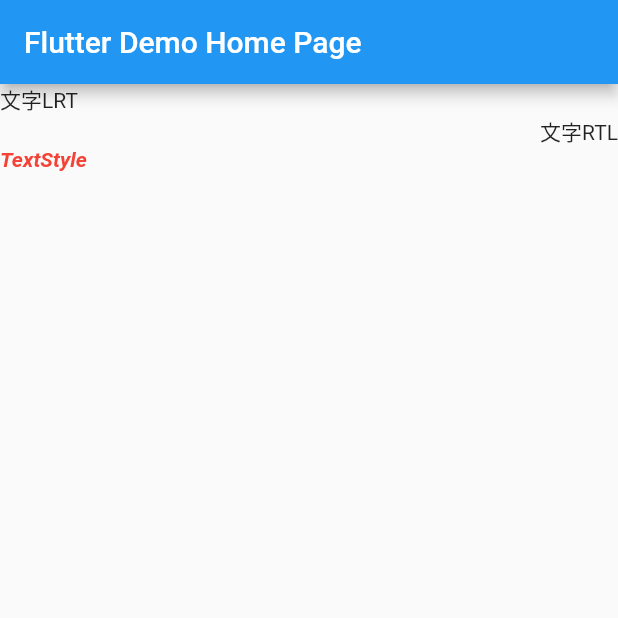
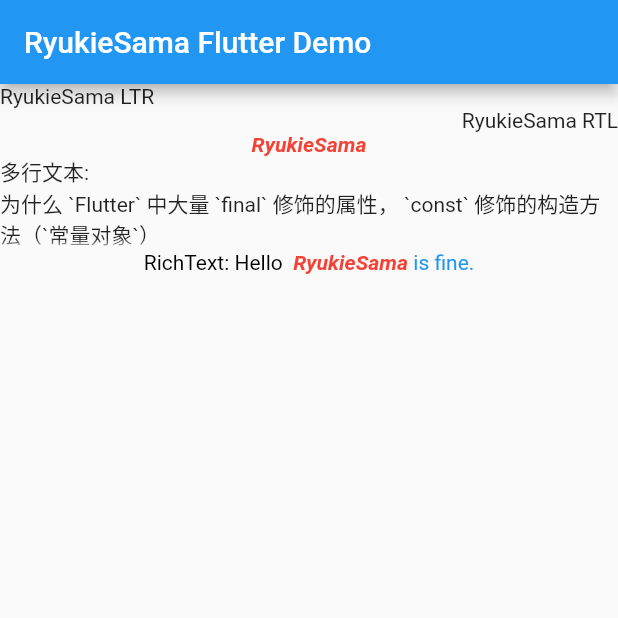
Before and after one commit to RyukieSama/FlutterStudy, a Flutter app: the screen it shows after launch, on a phone screen of 412 x 824 dp, the top half of it. Run offline on Flutter 3.47's test engine with Material 2 defaults, Android fonts, the phone set to English and light mode, and no system bars.

Commit message:
ADD: <Text> 文本与富文本

```diff
--- a/flutter_study/lib/my_app.dart
+++ b/flutter_study/lib/my_app.dart
@@ -12,7 +12,7 @@
       theme: ThemeData(
         primarySwatch: Colors.blue,
       ),
-      home: const MyHomePage(title: 'Flutter Demo Home Page'),
+      home: const MyHomePage(title: 'RyukieSama Flutter Demo'),
     );
   }
 }
--- a/flutter_study/lib/my_home_page.dart
+++ b/flutter_study/lib/my_home_page.dart
@@ -1,5 +1,5 @@
 import 'package:flutter/material.dart';
-import 'my_list_widget.dart';
+import 'text/my_list_widget.dart';
 
 class MyHomePage extends StatefulWidget {
   const MyHomePage({Key? key, required this.title}) : super(key: key);
@@ -18,7 +18,7 @@
         title: Text(widget.title),
       ),
       body: Center(
-        child: MyListWidget(),
+        child: MyTextListWidget(),
       ),
     );
   }
--- a/flutter_study/lib/my_list_widget.dart
+++ /dev/null
@@ -1,27 +0,0 @@
-import 'package:flutter/material.dart';
-
-class MyListWidget extends StatelessWidget {
-  @override
-  Widget build(BuildContext context) {
-    return ListView(
-      children: [
-        Text(
-          '文字LRT',
-          textDirection: TextDirection.ltr,),
-        Text(
-          '文字RTL',
-          textDirection: TextDirection.rtl,),
-        Text(
-          'TextStyle',
-          style: TextStyle(
-            color: Colors.red,
-            fontSize: 14,
-            fontWeight: FontWeight.bold,
-            fontStyle: FontStyle.italic,
-          ),
-          textDirection: TextDirection.ltr,
-        )
-      ],
-    );
-  }
-}
--- /dev/null
+++ b/flutter_study/lib/text/my_list_widget.dart
@@ -0,0 +1,54 @@
+import 'package:flutter/material.dart';
+
+class MyTextListWidget extends StatelessWidget {
+  final TextStyle _textStyle = const TextStyle(
+    color: Colors.red,
+    fontSize: 14,
+    fontWeight: FontWeight.bold,
+    fontStyle: FontStyle.italic,
+  );
+
+  final String _ryukie = 'RyukieSama';
+  final String _longString =
+      '为什么 `Flutter` 中大量 `final` 修饰的属性， `const` 修饰的构造方法（`常量对象`）\n因为 `Flutter` 的渲染逻辑，是`增量渲染`。 `Widget` 结构是`树状结构`\n想改变屏幕内容就直接改变 `Widget` 对象\n`常量对象` 的创建效率更高';
+
+  const MyTextListWidget({Key? key}) : super(key: key);
+
+  @override
+  Widget build(BuildContext context) {
+    return ListView(
+      children: [
+        Text(
+          '$_ryukie LTR',
+          textDirection: TextDirection.ltr,
+        ),
+        Text(
+          '$_ryukie RTL',
+          textDirection: TextDirection.rtl,
+        ),
+        Text(
+          _ryukie,
+          style: _textStyle,
+          textDirection: TextDirection.ltr,
+          textAlign: TextAlign.center,
+        ),
+        Text(
+          '多行文本: \n$_longString',
+          maxLines: 3,
+          overflow: TextOverflow.fade, // 剪切形式
+        ),
+        RichText(
+          text: TextSpan(
+              text: 'RichText: Hello  ',
+              style: const TextStyle(color: Colors.black),
+              children: <TextSpan>[
+                TextSpan(text: _ryukie, style: _textStyle),
+                const TextSpan(
+                    text: ' is fine.', style: TextStyle(color: Colors.blue)),
+              ]),
+          textAlign: TextAlign.center,
+        ),
+      ],
+    );
+  }
+}
```
